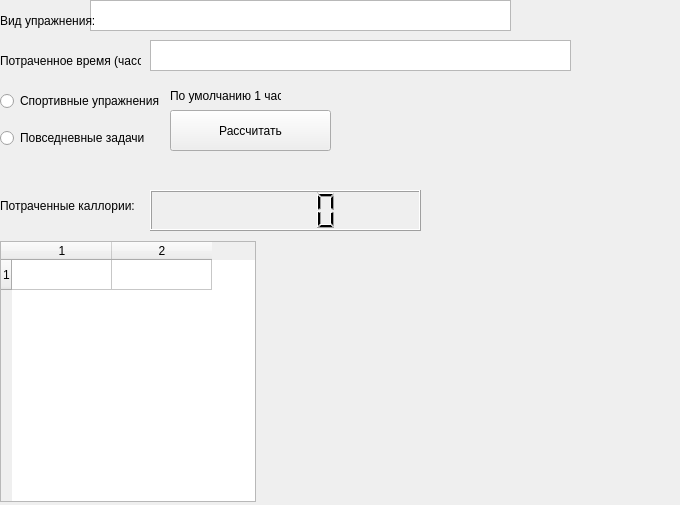
Old version of the form spent.ui in the repository damirtt088/Yandex.
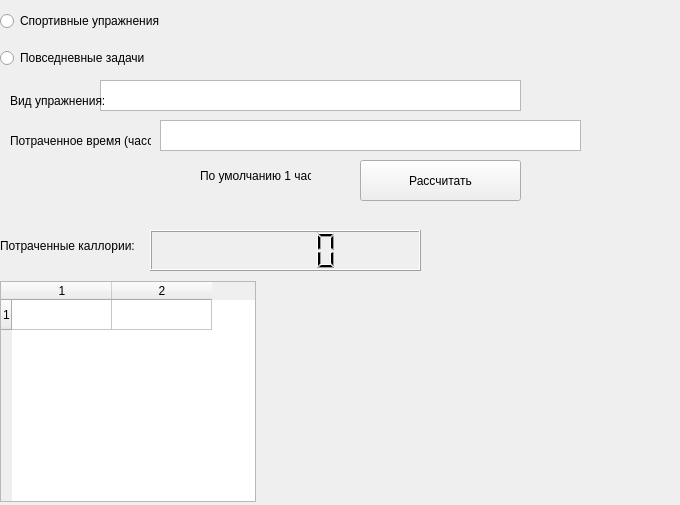
New version of the form.

The edit to the form file:
```diff
--- a/spent.ui
+++ b/spent.ui
@@ -16,8 +16,8 @@
   <widget class="QTextEdit" name="txt_gum">
    <property name="geometry">
     <rect>
-     <x>90</x>
-     <y>0</y>
+     <x>100</x>
+     <y>80</y>
      <width>421</width>
      <height>31</height>
     </rect>
@@ -26,8 +26,8 @@
   <widget class="QLabel" name="lbl_exe">
    <property name="geometry">
     <rect>
-     <x>0</x>
-     <y>10</y>
+     <x>10</x>
+     <y>90</y>
      <width>121</width>
      <height>21</height>
     </rect>
@@ -39,8 +39,8 @@
   <widget class="QLabel" name="lbl_time">
    <property name="geometry">
     <rect>
-     <x>0</x>
-     <y>50</y>
+     <x>10</x>
+     <y>130</y>
      <width>141</width>
      <height>21</height>
     </rect>
@@ -52,8 +52,8 @@
   <widget class="QTextEdit" name="txt_time">
    <property name="geometry">
     <rect>
-     <x>150</x>
-     <y>40</y>
+     <x>160</x>
+     <y>120</y>
      <width>421</width>
      <height>31</height>
     </rect>
@@ -62,8 +62,8 @@
   <widget class="QPushButton" name="btn_spt">
    <property name="geometry">
     <rect>
-     <x>170</x>
-     <y>110</y>
+     <x>360</x>
+     <y>160</y>
      <width>161</width>
      <height>41</height>
     </rect>
@@ -76,7 +76,7 @@
    <property name="geometry">
     <rect>
      <x>0</x>
-     <y>80</y>
+     <y>0</y>
      <width>161</width>
      <height>80</height>
     </rect>
@@ -108,9 +108,9 @@
    <property name="geometry">
     <rect>
      <x>0</x>
-     <y>241</y>
+     <y>281</y>
      <width>256</width>
-     <height>261</height>
+     <height>221</height>
     </rect>
    </property>
    <property name="rowCount">
@@ -127,7 +127,7 @@
    <property name="geometry">
     <rect>
      <x>0</x>
-     <y>190</y>
+     <y>230</y>
      <width>141</width>
      <height>31</height>
     </rect>
@@ -140,7 +140,7 @@
    <property name="geometry">
     <rect>
      <x>150</x>
-     <y>190</y>
+     <y>230</y>
      <width>271</width>
      <height>41</height>
     </rect>
@@ -149,8 +149,8 @@
   <widget class="QLabel" name="label">
    <property name="geometry">
     <rect>
-     <x>170</x>
-     <y>80</y>
+     <x>200</x>
+     <y>160</y>
      <width>111</width>
      <height>31</height>
     </rect>
@@ -162,8 +162,8 @@
   <widget class="QLabel" name="lbl_error">
    <property name="geometry">
     <rect>
-     <x>330</x>
-     <y>100</y>
+     <x>280</x>
+     <y>310</y>
      <width>331</width>
      <height>51</height>
     </rect>
```
Left out of the diff: 2 changed lines with no effect on the pictures.
